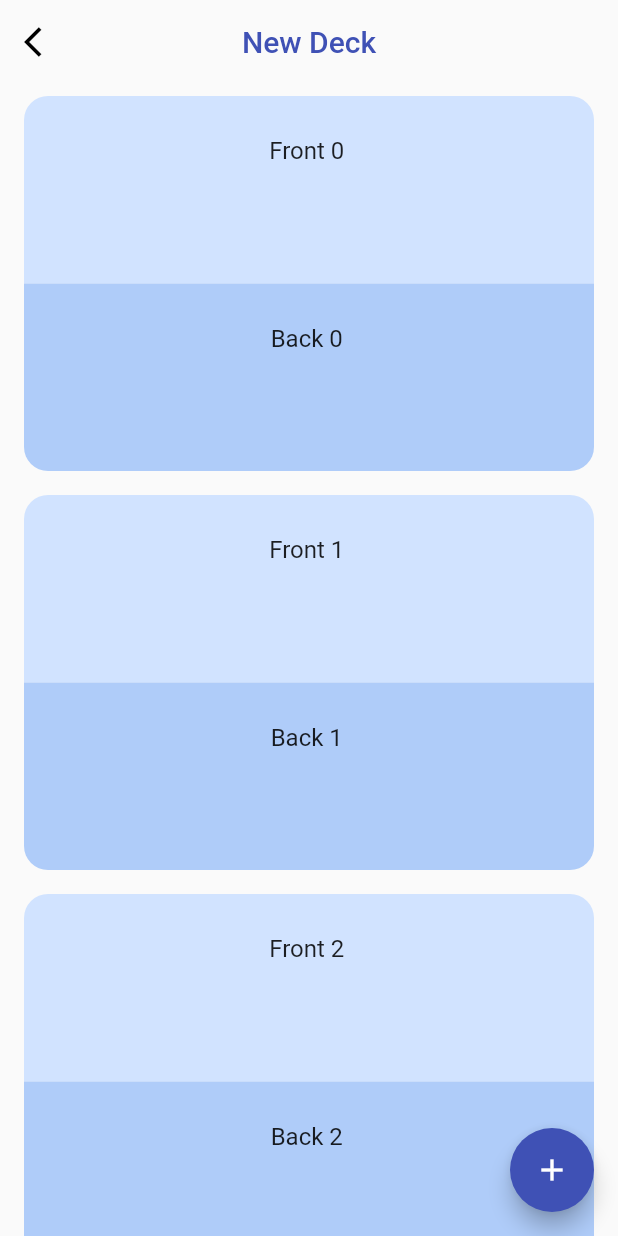
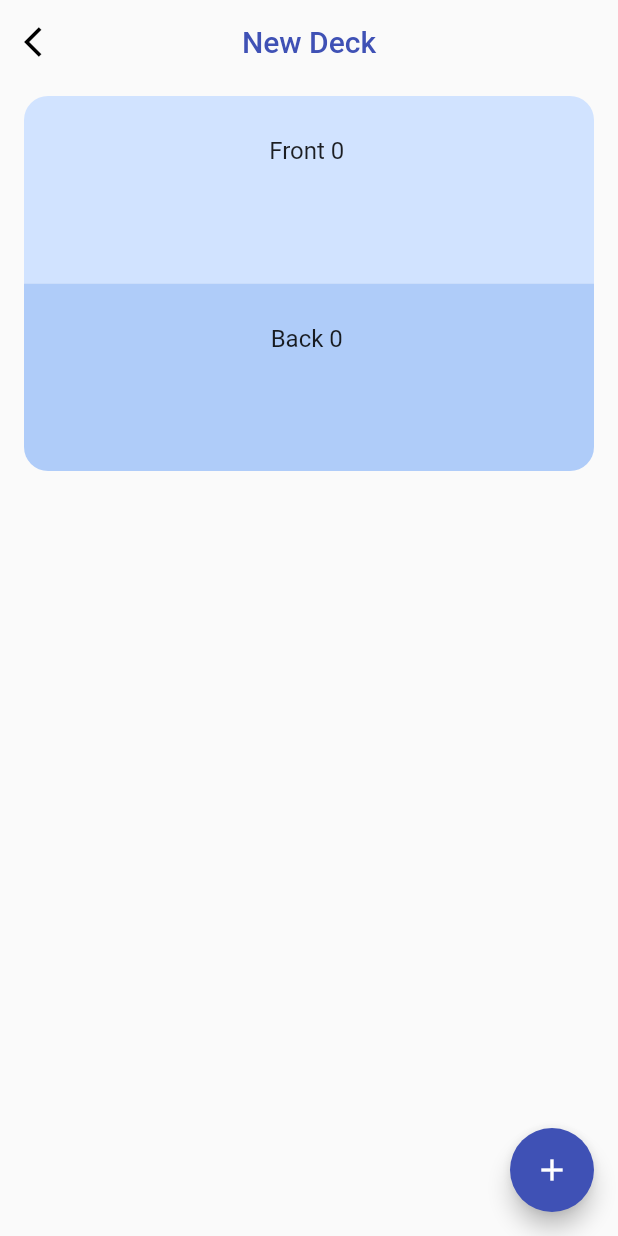
Before and after one commit to dvpv/flashcardapp, a Flutter app: the CreateDeckPage screen opened by its route, after a tap on the "add" icon, on a phone screen of 412 x 824 dp. Run offline on Flutter 3.47's test engine with Material 2 defaults, Android fonts, the phone set to English and light mode, and no system bars; our stand-ins replace cloud_firestore, email_validator, firebase_auth, firebase_core, flutter_redux, flutter_svg and 3 more; missing offline and left inert: redux_epics; accounts and stored records are empty; generated files the repository leaves out were written again.

Commit message:
Added new card creation and card state management

```diff
--- a/lib/src/presentation/components/card_list_tile.dart
+++ b/lib/src/presentation/components/card_list_tile.dart
@@ -2,10 +2,18 @@ import 'package:flashcard_app/src/design/app_colors.dart';
 import 'package:flutter/material.dart';
 
 class CardListTile extends StatefulWidget {
-  const CardListTile({required this.front, required this.back, super.key});
+  const CardListTile({
+    required this.onFrontChanged,
+    required this.onBackChanged,
+    this.front = '',
+    this.back = '',
+    super.key,
+  });
 
   final String front;
   final String back;
+  final void Function(String change) onFrontChanged;
+  final void Function(String change) onBackChanged;
 
   @override
   State<CardListTile> createState() => _CardListTileState();
@@ -55,6 +63,7 @@ class _CardListTileState extends State<CardListTile> {
                           border: InputBorder.none,
                           hintText: 'Add your front text here.',
                         ),
+                        onChanged: widget.onFrontChanged,
                       ),
                     ),
                   );
@@ -86,6 +95,7 @@ class _CardListTileState extends State<CardListTile> {
                           border: InputBorder.none,
                           hintText: 'Add your back text here.',
                         ),
+                        onChanged: widget.onBackChanged,
                       ),
                     ),
                   );
--- a/lib/src/presentation/deck/create_deck_page.dart
+++ b/lib/src/presentation/deck/create_deck_page.dart
@@ -55,11 +55,24 @@ class _CreateDeckPageState extends State<CreateDeckPage> {
       body: Center(
         child: ListView.builder(
           physics: const BouncingScrollPhysics(),
-          itemCount: 50,
+          itemCount: _cards.length,
           itemBuilder: (BuildContext context, int index) {
             return Padding(
               padding: const EdgeInsets.symmetric(vertical: 8, horizontal: 16),
-              child: CardListTile(front: 'Front $index', back: 'Back $index'),
+              child: CardListTile(
+                front: 'Front $index',
+                back: 'Back $index',
+                onBackChanged: (String change) {
+                  setState(() {
+                    _cards[index] = _cards[index].copyWith(back: change);
+                  });
+                },
+                onFrontChanged: (String change) {
+                  setState(() {
+                    _cards[index] = _cards[index].copyWith(front: change);
+                  });
+                },
+              ),
             );
           },
         ),
```
